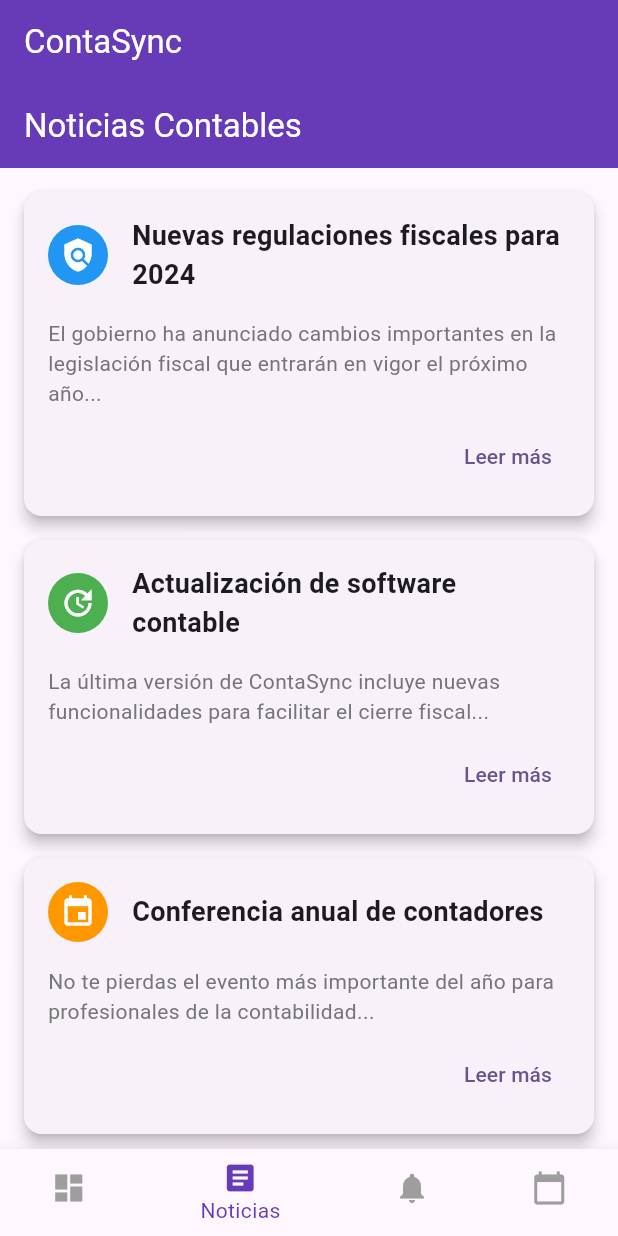
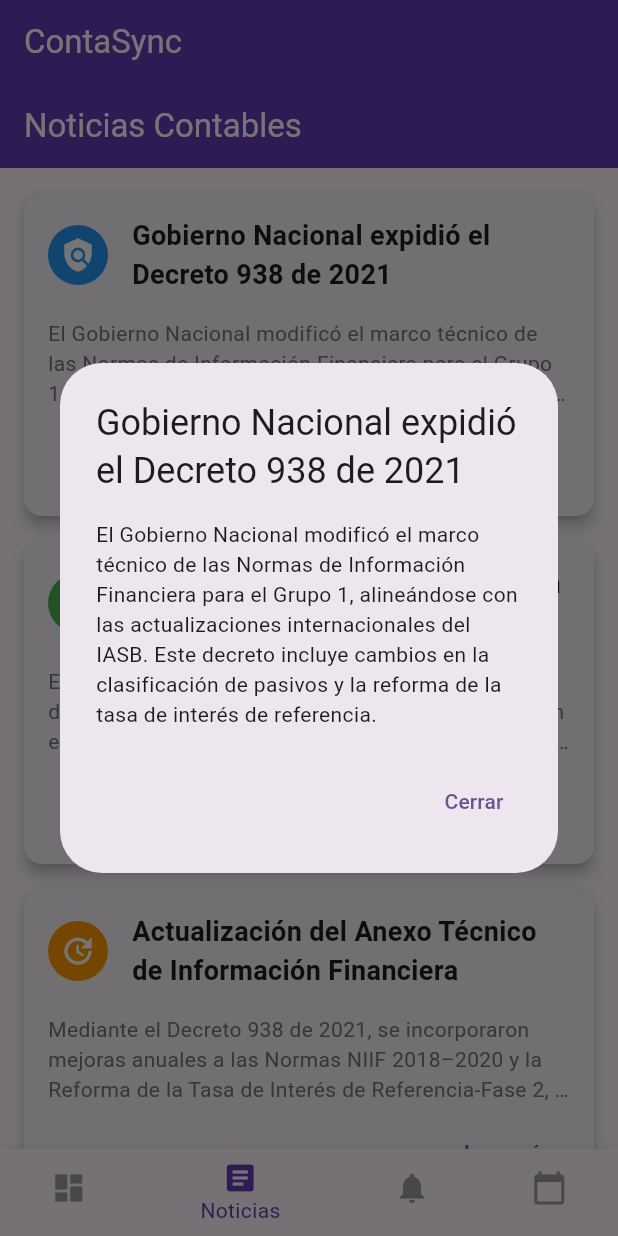
Before and after one commit to Davidcrz14/appp, a Flutter app: the HomePage screen opened directly, item 2 of the bottom bar chosen, after a tap on "Leer más", on a phone screen of 412 x 824 dp. Run offline on Flutter 3.47's test engine with Material 3 defaults, Android fonts, the phone set to English and light mode, and no system bars; our stand-ins replace table_calendar.

Commit message:
news update

```diff
--- a/lib/screens/home_page.dart
+++ b/lib/screens/home_page.dart
@@ -1,7 +1,8 @@
 import 'package:flutter/material.dart';
+
+import 'calendar_page.dart';
 import 'news_page.dart';
 import 'reminders_page.dart';
-import 'calendar_page.dart';
 
 class HomePage extends StatefulWidget {
   const HomePage({super.key});
@@ -96,10 +97,30 @@
                   crossAxisSpacing: 16,
                   mainAxisSpacing: 16,
                   children: [
-                    _buildAnimatedMenuItem(context, 'Próximos Vencimientos', Icons.event, Colors.red.shade400, () => _showVencimientos(context)),
-                    _buildAnimatedMenuItem(context, 'Últimas Noticias', Icons.newspaper, Colors.blue.shade400, () => _showNoticias(context)),
-                    _buildAnimatedMenuItem(context, 'Recordatorios', Icons.alarm, Colors.orange.shade400, () => _showRecordatorios(context)),
-                    _buildAnimatedMenuItem(context, 'Calendario', Icons.calendar_today, Colors.green.shade400, () => _showCalendario(context)),
+                    _buildAnimatedMenuItem(
+                        context,
+                        'Próximos Vencimientos',
+                        Icons.event,
+                        Colors.red.shade400,
+                        () => _showVencimientos(context)),
+                    _buildAnimatedMenuItem(
+                        context,
+                        'Últimas Noticias',
+                        Icons.newspaper,
+                        Colors.blue.shade400,
+                        () => _showNoticias(context)),
+                    _buildAnimatedMenuItem(
+                        context,
+                        'Recordatorios',
+                        Icons.alarm,
+                        Colors.orange.shade400,
+                        () => _showRecordatorios(context)),
+                    _buildAnimatedMenuItem(
+                        context,
+                        'Calendario',
+                        Icons.calendar_today,
+                        Colors.green.shade400,
+                        () => _showCalendario(context)),
                   ],
                 ),
               ),
@@ -112,7 +133,8 @@
     );
   }
 
-  Widget _buildAnimatedMenuItem(BuildContext context, String title, IconData icon, Color color, VoidCallback onTap) {
+  Widget _buildAnimatedMenuItem(BuildContext context, String title,
+      IconData icon, Color color, VoidCallback onTap) {
     return TweenAnimationBuilder(
       tween: Tween<double>(begin: 0, end: 1),
       duration: const Duration(milliseconds: 500),
@@ -121,7 +143,8 @@
           scale: value,
           child: Card(
             elevation: 8,
-            shape: RoundedRectangleBorder(borderRadius: BorderRadius.circular(20)),
+            shape:
+                RoundedRectangleBorder(borderRadius: BorderRadius.circular(20)),
             color: Colors.white,
             child: InkWell(
               onTap: onTap,
@@ -153,19 +176,19 @@
     return Card(
       elevation: 8,
       shape: RoundedRectangleBorder(borderRadius: BorderRadius.circular(20)),
-      child: Padding(
-        padding: const EdgeInsets.all(16.0),
+      child: const Padding(
+        padding: EdgeInsets.all(16.0),
         child: Column(
           crossAxisAlignment: CrossAxisAlignment.start,
           children: [
-            const Text(
+            Text(
               'Resumen del día',
               style: TextStyle(fontSize: 20, fontWeight: FontWeight.bold),
             ),
-            const SizedBox(height: 10),
-            const Text('• 2 vencimientos próximos'),
-            const Text('• 3 nuevas noticias contables'),
-            const Text('• 1 recordatorio pendiente'),
+            SizedBox(height: 10),
+            Text('• 2 vencimientos próximos'),
+            Text('• 3 nuevas noticias contables'),
+            Text('• 1 recordatorio pendiente'),
           ],
         ),
       ),
@@ -198,7 +221,8 @@
       builder: (BuildContext context) {
         return AlertDialog(
           title: const Text('Últimas Noticias'),
-          content: const Text('Aquí se mostrarían las últimas noticias contables.'),
+          content:
+              const Text('Aquí se mostrarían las últimas noticias contables.'),
           actions: <Widget>[
             TextButton(
               child: const Text('Cerrar'),
@@ -218,7 +242,8 @@
       builder: (BuildContext context) {
         return AlertDialog(
           title: const Text('Recordatorios'),
-          content: const Text('Aquí se mostrarían los recordatorios pendientes.'),
+          content:
+              const Text('Aquí se mostrarían los recordatorios pendientes.'),
           actions: <Widget>[
             TextButton(
               child: const Text('Cerrar'),
--- a/lib/screens/news_page.dart
+++ b/lib/screens/news_page.dart
@@ -15,27 +15,31 @@
         padding: const EdgeInsets.all(16.0),
         children: [
           _buildNewsCard(
-            'Nuevas regulaciones fiscales para 2024',
-            'El gobierno ha anunciado cambios importantes en la legislación fiscal que entrarán en vigor el próximo año...',
+            context,
+            'Gobierno Nacional expidió el Decreto 938 de 2021',
+            'El Gobierno Nacional modificó el marco técnico de las Normas de Información Financiera para el Grupo 1, alineándose con las actualizaciones internacionales del IASB. Este decreto incluye cambios en la clasificación de pasivos y la reforma de la tasa de interés de referencia.',
             Icons.policy,
             Colors.blue,
           ),
           _buildNewsCard(
-            'Actualización de software contable',
-            'La última versión de ContaSync incluye nuevas funcionalidades para facilitar el cierre fiscal...',
-            Icons.update,
+            context,
+            'Nuevo reglamento de retención en la fuente y el impuesto de renta',
+            'El Decreto 2231 de 2023 introduce cambios en la declaración del impuesto sobre la renta y la retención en la fuente para personas naturales. Se destacan las nuevas deducciones por dependientes económicos y los aportes voluntarios a pensiones.',
+            Icons.description,
             Colors.green,
           ),
           _buildNewsCard(
-            'Conferencia anual de contadores',
-            'No te pierdas el evento más importante del año para profesionales de la contabilidad...',
-            Icons.event,
+            context,
+            'Actualización del Anexo Técnico de Información Financiera',
+            'Mediante el Decreto 938 de 2021, se incorporaron mejoras anuales a las Normas NIIF 2018–2020 y la Reforma de la Tasa de Interés de Referencia-Fase 2, afectando el Grupo 1 del Decreto Único Reglamentario 2420 de 2015.',
+            Icons.update,
             Colors.orange,
           ),
           _buildNewsCard(
-            'Cambios en la declaración de IVA',
-            'A partir del próximo trimestre, el formato de declaración de IVA sufrirá modificaciones...',
-            Icons.description,
+            context,
+            'Nuevas reglas para la retención en la fuente sobre rentas de trabajo',
+            'A partir del 22 de diciembre de 2023, la retención en la fuente sobre rentas de trabajo se rige por nuevas reglas establecidas en el Decreto 2231 de 2023, buscando simplificar el proceso y hacerlo más equitativo para los trabajadores independientes.',
+            Icons.work,
             Colors.red,
           ),
         ],
@@ -43,7 +47,7 @@
     );
   }
 
-  Widget _buildNewsCard(String title, String content, IconData icon, Color color) {
+  Widget _buildNewsCard(BuildContext context, String title, String content, IconData icon, Color color) {
     return Card(
       elevation: 4,
       margin: const EdgeInsets.only(bottom: 16),
@@ -73,6 +77,8 @@
             const SizedBox(height: 16),
             Text(
               content,
+              maxLines: 3,
+              overflow: TextOverflow.ellipsis,
               style: TextStyle(color: Colors.grey[600]),
             ),
             const SizedBox(height: 8),
@@ -80,7 +86,7 @@
               alignment: Alignment.centerRight,
               child: TextButton(
                 onPressed: () {
-                  // Aquí iría la lógica para ver la noticia completa
+                  _showFullNews(context, title, content);
                 },
                 child: const Text('Leer más'),
               ),
@@ -90,4 +96,26 @@
       ),
     );
   }
+
+  void _showFullNews(BuildContext context, String title, String content) {
+    showDialog(
+      context: context,
+      builder: (BuildContext context) {
+        return AlertDialog(
+          title: Text(title),
+          content: SingleChildScrollView(
+            child: Text(content),
+          ),
+          actions: <Widget>[
+            TextButton(
+              child: const Text('Cerrar'),
+              onPressed: () {
+                Navigator.of(context).pop();
+              },
+            ),
+          ],
+        );
+      },
+    );
+  }
 }
```
Also changed, not shown: lib/screens/settings_page.dart (added, +67 -0 lines), lib/utils/app_localizations.dart (added, +63 -0 lines).
